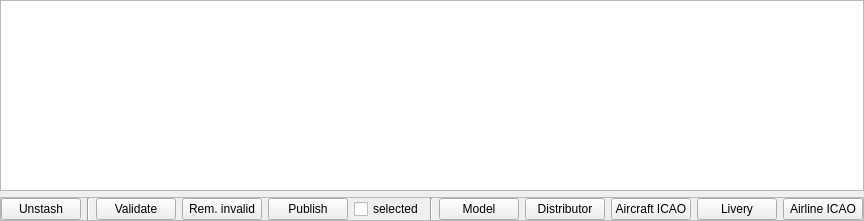
Old version of the form src/blackgui/components/dbstashcomponent.ui in the repository swift-project/pilotclient.
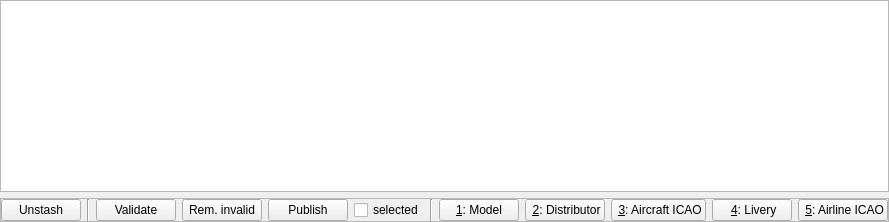
New version of the form. Custom widgets are drawn as their Qt base class.

Commit message: UI stash text improved and stash shortcuts

The edit to the form file:
```diff
--- a/src/blackgui/components/dbstashcomponent.ui
+++ b/src/blackgui/components/dbstashcomponent.ui
@@ -6,22 +6,13 @@
    <rect>
     <x>0</x>
     <y>0</y>
-    <width>859</width>
-    <height>221</height>
+    <width>860</width>
+    <height>222</height>
    </rect>
   </property>
   <property name="windowTitle">
    <string>Frame</string>
   </property>
-  <property name="frameShape">
-   <enum>QFrame::NoFrame</enum>
-  </property>
-  <property name="frameShadow">
-   <enum>QFrame::Plain</enum>
-  </property>
-  <property name="lineWidth">
-   <number>0</number>
-  </property>
   <layout class="QVBoxLayout" name="vl_DbStashComponent">
    <property name="leftMargin">
     <number>0</number>
@@ -127,35 +118,35 @@
       <item>
        <widget class="QPushButton" name="pb_Model">
         <property name="text">
-         <string>Model</string>
+         <string>&amp;1: Model</string>
         </property>
        </widget>
       </item>
       <item>
        <widget class="QPushButton" name="pb_Distributor">
         <property name="text">
-         <string>Distributor</string>
+         <string> &amp;2: Distributor</string>
         </property>
        </widget>
       </item>
       <item>
        <widget class="QPushButton" name="pb_AircraftIcao">
         <property name="text">
-         <string>Aircraft ICAO</string>
+         <string> &amp;3: Aircraft ICAO</string>
         </property>
        </widget>
       </item>
       <item>
        <widget class="QPushButton" name="pb_Livery">
         <property name="text">
-         <string>Livery</string>
+         <string> &amp;4: Livery</string>
         </property>
        </widget>
       </item>
       <item>
        <widget class="QPushButton" name="pb_AirlineIcao">
         <property name="text">
-         <string>Airline ICAO</string>
+         <string> &amp;5: Airline ICAO</string>
         </property>
        </widget>
       </item>
```
The commit also changes 2 other files.
